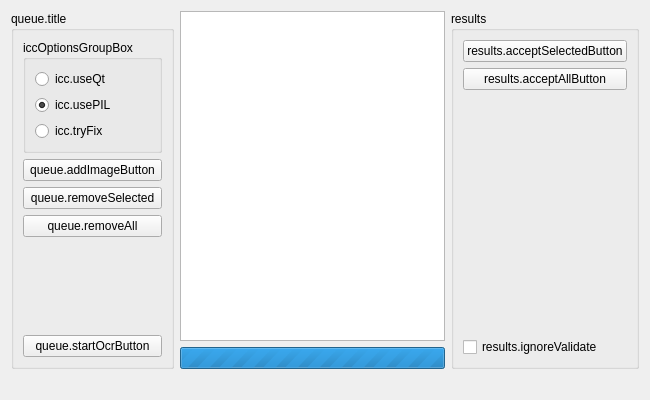
Above: ui/designer/components/ocrQueue.ui from ArcaeaOffline/client-pyside6 before the change. Below: the same form after it.
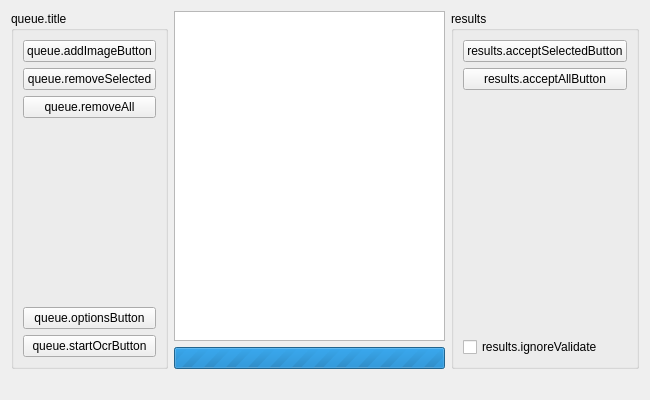
That is the form after the change.

```diff
--- a/ui/designer/components/ocrQueue.ui
+++ b/ui/designer/components/ocrQueue.ui
@@ -22,39 +22,6 @@
         <string>queue.title</string>
        </property>
        <layout class="QVBoxLayout" name="verticalLayout_2">
-        <item>
-         <widget class="QGroupBox" name="groupBox">
-          <property name="title">
-           <string>iccOptionsGroupBox</string>
-          </property>
-          <layout class="QVBoxLayout" name="verticalLayout">
-           <item>
-            <widget class="QRadioButton" name="iccUseQtRadioButton">
-             <property name="text">
-              <string>icc.useQt</string>
-             </property>
-            </widget>
-           </item>
-           <item>
-            <widget class="QRadioButton" name="iccUsePILRadioButton">
-             <property name="text">
-              <string>icc.usePIL</string>
-             </property>
-             <property name="checked">
-              <bool>true</bool>
-             </property>
-            </widget>
-           </item>
-           <item>
-            <widget class="QRadioButton" name="iccTryFixRadioButton">
-             <property name="text">
-              <string>icc.tryFix</string>
-             </property>
-            </widget>
-           </item>
-          </layout>
-         </widget>
-        </item>
         <item>
          <widget class="QPushButton" name="ocr_addImageButton">
           <property name="text">
@@ -95,6 +62,13 @@
           </property>
          </spacer>
         </item>
+        <item>
+         <widget class="QPushButton" name="optionsDialogButton">
+          <property name="text">
+           <string>queue.optionsButton</string>
+          </property>
+         </widget>
+        </item>
         <item>
          <widget class="QPushButton" name="ocr_startButton">
           <property name="text">
```
